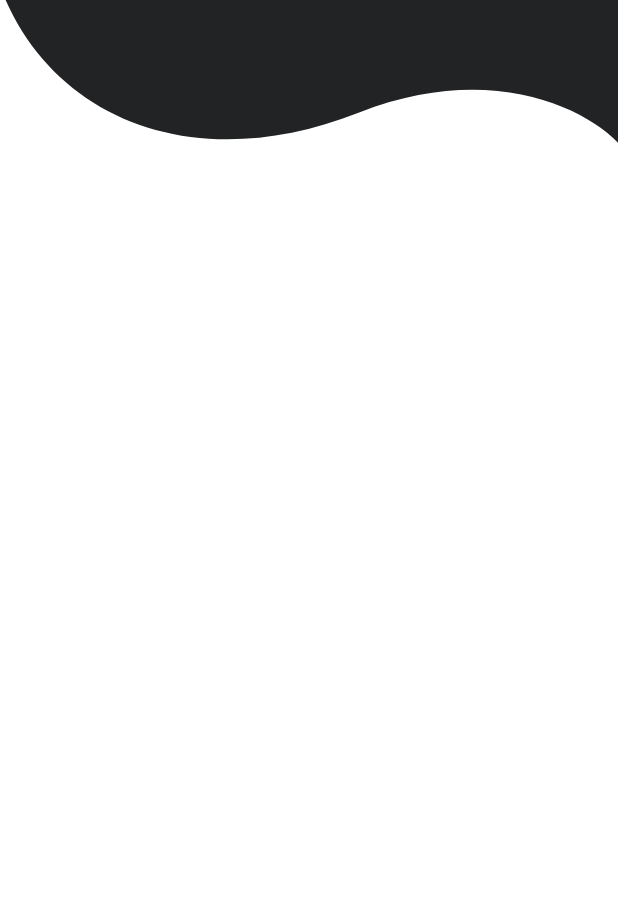
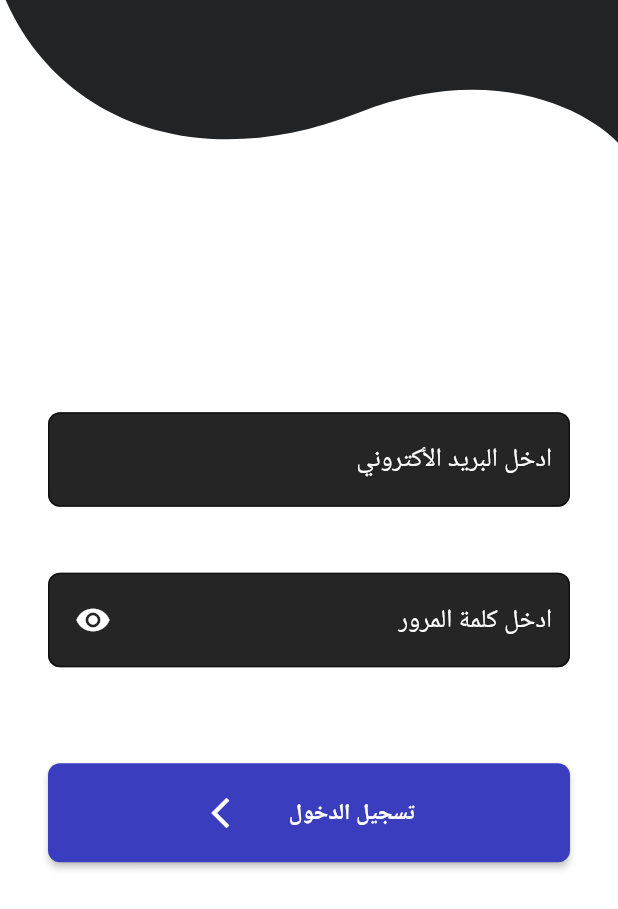
Before and after one commit to RakanW10/budget_tracker, a Flutter app: the screen it shows after launch, on a phone screen of 412 x 824 dp. Shown: the top 909 px of the screen. Run offline on Flutter 3.47's test engine with Material 2 defaults, Android fonts, the phone set to English and light mode, and no system bars; our stand-ins replace get.

Commit message:
befor aser

```diff
--- a/lib/main.dart
+++ b/lib/main.dart
@@ -2,8 +2,12 @@ import 'package:budget_tracker/router/router.dart';
 import 'package:budget_tracker/view/auth/login.dart';
 import 'package:flutter/material.dart';
 import 'package:get/get.dart';
+import 'package:flutter_localizations/flutter_localizations.dart';
 
-void main() => runApp(const MyApp());
+void main() {
+  WidgetsFlutterBinding.ensureInitialized();
+  runApp(const MyApp());
+}
 
 class MyApp extends StatelessWidget {
   const MyApp({super.key});
@@ -11,6 +15,17 @@ class MyApp extends StatelessWidget {
   @override
   Widget build(BuildContext context) {
     return GetMaterialApp(
+      debugShowCheckedModeBanner: false,
+      localizationsDelegates: const [
+        GlobalMaterialLocalizations.delegate,
+        GlobalWidgetsLocalizations.delegate,
+        GlobalCupertinoLocalizations.delegate,
+      ],
+      supportedLocales: const [
+        Locale('en'), // English
+        Locale('ar'), // Spanish
+      ],
+      locale: const Locale('ar'),
       title: 'Material App',
       // initialRoute: RouterName.Login,
       // getPages: routerApp,
--- a/lib/style.dart
+++ b/lib/style.dart
@@ -1,3 +1,7 @@
 import 'package:flutter/material.dart';
 
 var backgroundColor = const Color(0x01E1E1E);
+
+var textFormFileColor = const Color.fromRGBO(37, 37, 37, 1);
+
+var elevatedButtonColor = const Color.fromRGBO(59, 61, 191, 1);
--- a/lib/view/auth/login.dart
+++ b/lib/view/auth/login.dart
@@ -1,27 +1,26 @@
 import 'package:budget_tracker/style.dart';
 import 'package:flutter/material.dart';
-import 'package:flutter/src/widgets/container.dart';
-import 'package:flutter/src/widgets/framework.dart';
-import 'package:path_drawing/path_drawing.dart';
-
 import '../customPain.dart';
 
 class Login extends StatelessWidget {
-  const Login({super.key});
-
+  Login({super.key});
+  bool isSecret = true;
   @override
   Widget build(BuildContext context) {
     var WIDTH = MediaQuery.of(context).size.width;
-    return Scaffold(
+    return SafeArea(
+      child: Scaffold(
         backgroundColor: backgroundColor,
-        body: ListView(
+        body: Stack(
           children: [
             CustomPaint(
-              size: Size(
-                  WIDTH,
-                  (WIDTH * 0.2365038560411311)
-                      .toDouble()), //You can Replace [WIDTH] with your desired width for Custom Paint and height will be calculated automatically
+              size: Size(WIDTH, (WIDTH * 0.2365038560411311).toDouble()),
               painter: RPSCustomPainter(),
+            ),
+            ListView(
+              children: [
+                SizedBox(
+                  height: MediaQuery.of(context).size.height * 0.12,
                 ),
                 Container(
                   padding: const EdgeInsets.only(top: 22),
@@ -32,8 +31,130 @@ class Login extends StatelessWidget {
                         color: Colors.white,
                         fontWeight: FontWeight.bold),
                     textAlign: TextAlign.center,
-                )),
+                  ),
+                ),
+                SizedBox(
+                  height: MediaQuery.of(context).size.height * 0.08,
+                ),
+                Padding(
+                  padding: const EdgeInsets.only(top: 16, left: 32, right: 32),
+                  child: Column(
+                    crossAxisAlignment: CrossAxisAlignment.start,
+                    children: [
+                      Container(
+                        padding: const EdgeInsets.only(bottom: 6),
+                        child: const Text(
+                          "البريد الأكتروني",
+                          style: TextStyle(
+                              fontSize: 16,
+                              color: Colors.white,
+                              fontWeight: FontWeight.bold),
+                        ),
+                      ),
+                      TextFormField(
+                        decoration: InputDecoration(
+                          hintText: "ادخل البريد الأكتروني",
+                          hintStyle: const TextStyle(
+                            color: Colors.white,
+                          ),
+                          fillColor: textFormFileColor,
+                          filled: true,
+                          border: OutlineInputBorder(
+                            borderRadius: BorderRadius.circular(8),
+                          ),
+                          focusedBorder: OutlineInputBorder(
+                            borderSide: const BorderSide(
+                                color: Colors.white, width: 1.0),
+                            borderRadius: BorderRadius.circular(8),
+                          ),
+                        ),
+                      ),
                     ],
-        ));
+                  ),
+                ),
+                Padding(
+                  padding: const EdgeInsets.only(top: 16, left: 32, right: 32),
+                  child: Column(
+                    crossAxisAlignment: CrossAxisAlignment.start,
+                    children: [
+                      Container(
+                        padding: const EdgeInsets.only(bottom: 6),
+                        child: const Text(
+                          "كلمة المرور",
+                          style: TextStyle(
+                              fontSize: 16,
+                              color: Colors.white,
+                              fontWeight: FontWeight.bold),
+                        ),
+                      ),
+                      TextFormField(
+                        decoration: InputDecoration(
+                          suffixIcon: Padding(
+                            padding:
+                                const EdgeInsetsDirectional.only(end: 12.0),
+                            child: GestureDetector(
+                              child: isSecret
+                                  ? const Icon(
+                                      Icons.visibility,
+                                    )
+                                  : const Icon(
+                                      Icons.visibility_off,
+                                    ),
+                              onTap: () => !isSecret,
+                            ),
+                          ),
+                          suffixIconColor: Colors.white,
+                          hintText: "ادخل كلمة المرور",
+                          hintStyle: const TextStyle(
+                            color: Colors.white,
+                          ),
+                          fillColor: textFormFileColor,
+                          filled: true,
+                          border: OutlineInputBorder(
+                            borderRadius: BorderRadius.circular(8),
+                          ),
+                          focusedBorder: OutlineInputBorder(
+                            borderSide: const BorderSide(
+                                color: Colors.white, width: 1.0),
+                            borderRadius: BorderRadius.circular(8),
+                          ),
+                        ),
+                      ),
+                    ],
+                  ),
+                ),
+                Padding(
+                  padding: const EdgeInsets.only(top: 64, left: 32, right: 32),
+                  child: SizedBox(
+                    height: 66,
+                    child: ElevatedButton(
+                      onPressed: () {},
+                      style: ButtonStyle(
+                        backgroundColor: MaterialStateProperty.all(
+                          elevatedButtonColor,
+                        ),
+                        shape: MaterialStateProperty.all(
+                          RoundedRectangleBorder(
+                            borderRadius: BorderRadius.circular(8),
+                          ),
+                        ),
+                      ),
+                      child: Row(
+                        mainAxisAlignment: MainAxisAlignment.center,
+                        crossAxisAlignment: CrossAxisAlignment.center,
+                        children: const [
+                          Text('تسجيل الدخول         '),
+                          Icon(Icons.arrow_forward_ios),
+                        ],
+                      ),
+                    ),
+                  ),
+                ),
+              ],
+            ),
+          ],
+        ),
+      ),
+    );
   }
 }
--- a/pubspec.yaml
+++ b/pubspec.yaml
@@ -38,6 +38,8 @@ dependencies:
   cupertino_icons: ^1.0.2
   get: ^4.6.5
   path_drawing: ^1.0.1
+  flutter_localizations:
+    sdk: flutter
 
 dev_dependencies:
   flutter_test:
```
Also changed, not shown: pubspec.lock. Lines whose indentation alone changed are shown as unchanged.
